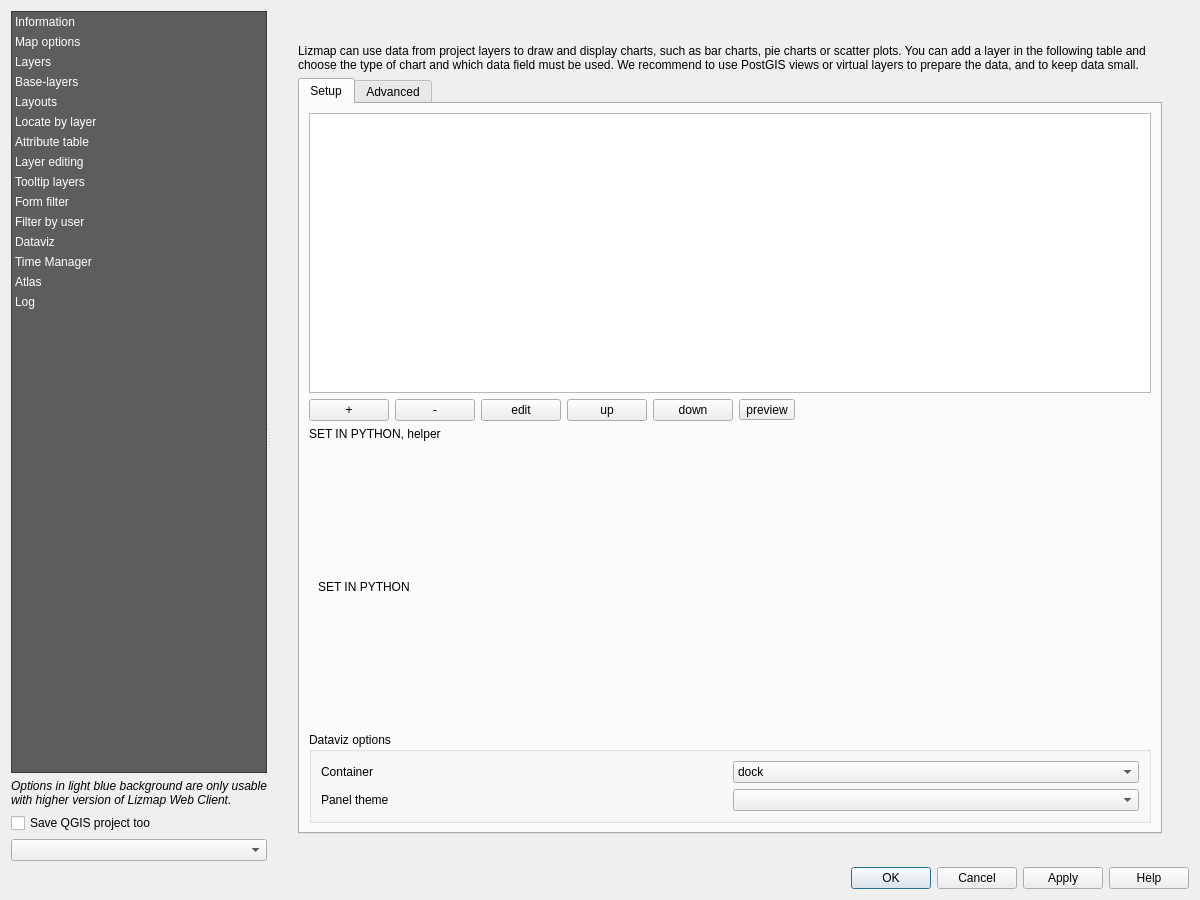
This is lizmap/resources/ui/ui_lizmap.ui in 3liz/lizmap-plugin as Qt 5 draws it before an edit. The edited form follows.
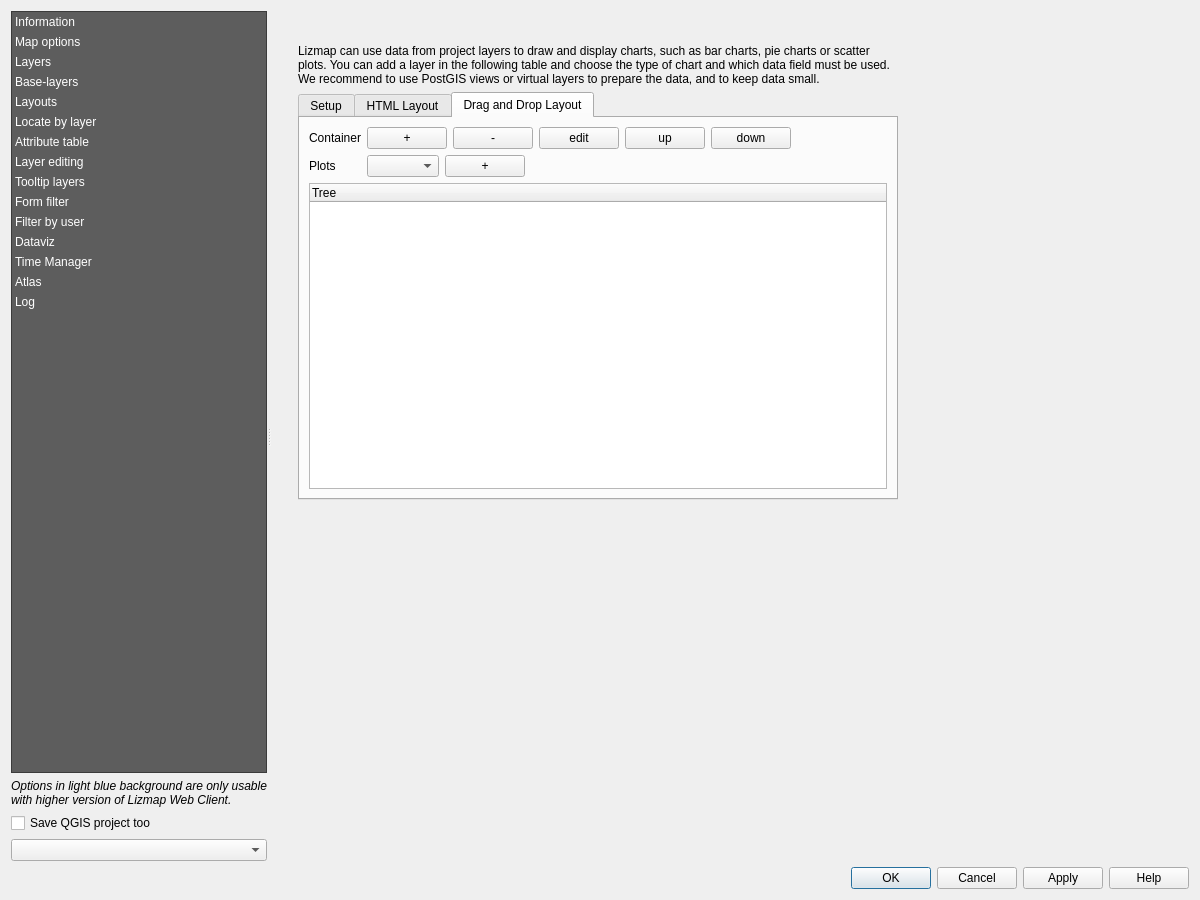
This is the edited form. The open tabs and pages were chosen to show the change. Custom widgets are drawn as their Qt base class.

Commit message: UX - Add a dataviz drag&drop

The edit to the form file:
```diff
--- a/lizmap/resources/ui/ui_lizmap.ui
+++ b/lizmap/resources/ui/ui_lizmap.ui
@@ -3727,7 +3727,7 @@
               <enum>QFrame::NoFrame</enum>
              </property>
              <property name="widgetResizable">
-              <bool>true</bool>
+              <bool>false</bool>
              </property>
              <widget class="QWidget" name="scrollAreaWidgetContents_11">
               <property name="geometry">
@@ -3933,7 +3933,7 @@
                  </widget>
                  <widget class="QWidget" name="tab_2">
                   <attribute name="title">
-                   <string>Advanced</string>
+                   <string>HTML Layout</string>
                   </attribute>
                   <layout class="QVBoxLayout" name="verticalLayout">
                    <item>
@@ -3955,6 +3955,132 @@
                    </item>
                   </layout>
                  </widget>
+                 <widget class="QWidget" name="dd_layout">
+                  <attribute name="title">
+                   <string>Drag and Drop Layout</string>
+                  </attribute>
+                  <layout class="QHBoxLayout" name="horizontalLayout_45">
+                   <item>
+                    <layout class="QVBoxLayout" name="verticalLayout_59">
+                     <item>
+                      <layout class="QFormLayout" name="formLayout_3">
+                       <item row="0" column="0">
+                        <widget class="QLabel" name="label_81">
+                         <property name="text">
+                          <string>Container</string>
+                         </property>
+                        </widget>
+                       </item>
+                       <item row="0" column="1">
+                        <layout class="QHBoxLayout" name="horizontalLayout_48">
+                         <item>
+                          <widget class="QPushButton" name="button_add_dd_dataviz">
+                           <property name="text">
+                            <string notr="true">+</string>
+                           </property>
+                          </widget>
+                         </item>
+                         <item>
+                          <widget class="QPushButton" name="button_remove_dd_dataviz">
+                           <property name="text">
+                            <string notr="true">-</string>
+                           </property>
+                          </widget>
+                         </item>
+                         <item>
+                          <widget class="QPushButton" name="button_edit_dd_dataviz">
+                           <property name="text">
+                            <string notr="true">edit</string>
+                           </property>
+                          </widget>
+                         </item>
+                         <item>
+                          <widget class="QPushButton" name="button_up_dd_dataviz">
+                           <property name="text">
+                            <string notr="true">up</string>
+                           </property>
+                          </widget>
+                         </item>
+                         <item>
+                          <widget class="QPushButton" name="button_down_dd_dataviz">
+                           <property name="text">
+                            <string notr="true">down</string>
+                           </property>
+                          </widget>
+                         </item>
+                         <item>
+                          <spacer name="horizontalSpacer_16">
+                           <property name="orientation">
+                            <enum>Qt::Horizontal</enum>
+                           </property>
+                           <property name="sizeHint" stdset="0">
+                            <size>
+                             <width>40</width>
+                             <height>20</height>
+                            </size>
+                           </property>
+                          </spacer>
+                         </item>
+                        </layout>
+                       </item>
+                       <item row="1" column="0">
+                        <widget class="QLabel" name="label_80">
+                         <property name="text">
+                          <string>Plots</string>
+                         </property>
+                        </widget>
+                       </item>
+                       <item row="1" column="1">
+                        <layout class="QHBoxLayout" name="horizontalLayout_46">
+                         <item>
+                          <widget class="QComboBox" name="combo_plots"/>
+                         </item>
+                         <item>
+                          <widget class="QPushButton" name="button_add_plot">
+                           <property name="sizePolicy">
+                            <sizepolicy hsizetype="Maximum" vsizetype="Fixed">
+                             <horstretch>0</horstretch>
+                             <verstretch>0</verstretch>
+                            </sizepolicy>
+                           </property>
+                           <property name="text">
+                            <string notr="true">+</string>
+                           </property>
+                          </widget>
+                         </item>
+                         <item>
+                          <spacer name="horizontalSpacer_11">
+                           <property name="orientation">
+                            <enum>Qt::Horizontal</enum>
+                           </property>
+                           <property name="sizeHint" stdset="0">
+                            <size>
+                             <width>40</width>
+                             <height>20</height>
+                            </size>
+                           </property>
+                          </spacer>
+                         </item>
+                        </layout>
+                       </item>
+                      </layout>
+                     </item>
+                     <item>
+                      <layout class="QHBoxLayout" name="horizontalLayout_47"/>
+                     </item>
+                     <item>
+                      <widget class="QTreeWidget" name="tree_dd_plots">
+                       <column>
+                        <property name="text">
+                         <string>Tree</string>
+                        </property>
+                       </column>
+                      </widget>
+                     </item>
+                    </layout>
+                   </item>
+                  </layout>
+                 </widget>
                 </widget>
                </item>
               </layout>
```
Left out of the diff: 4 changed lines with no effect on the pictures. The commit also changes 11 other files.
